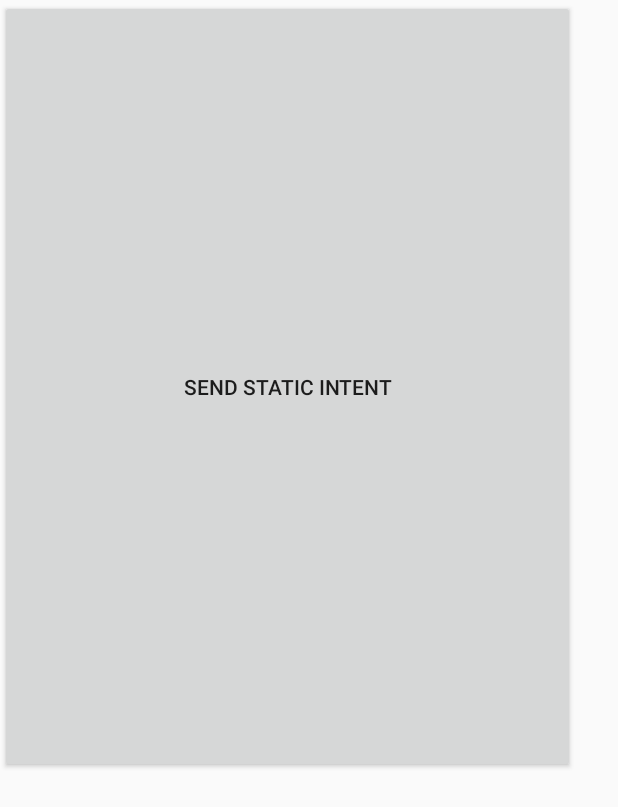
After one commit to whatDayIsToday/broadcast, an Android app: the layout fragment_blank.xml on its own in the app's theme, with its tools: preview values and no code run, on a phone screen of 412 x 824 dp. The commit adds this screen. Shown: the top 807 px of the screen. Run offline under Robolectric (Android 15) with nearby library versions, the phone set to English and light mode, and no system bars.

Commit message:
Uj fragment layout létrehozása, és fragment osztály készítése

```diff
--- a/app/build.gradle
+++ b/app/build.gradle
@@ -22,6 +22,7 @@ dependencies {
     implementation fileTree(dir: 'libs', include: ['*.jar'])
     implementation 'com.android.support:appcompat-v7:28.0.0'
     implementation 'com.android.support.constraint:constraint-layout:1.1.3'
+    implementation 'com.android.support:support-v4:28.0.0'
     testImplementation 'junit:junit:4.12'
     androidTestImplementation 'com.android.support.test:runner:1.0.2'
     androidTestImplementation 'com.android.support.test.espresso:espresso-core:3.0.2'
--- a/app/src/main/AndroidManifest.xml
+++ b/app/src/main/AndroidManifest.xml
@@ -21,7 +21,7 @@
             android:enabled="true"
             android:exported="true">
             <intent-filter>
-                <action android:name="com.example.bukodavi.myapplication"></action>
+                <action android:name="com.example.bukodavi.staticEvent"></action>
             </intent-filter>
         </receiver>
     </application>
--- a/app/src/main/java/com/example/bukodavi/myapplication/BcReceiver.java
+++ b/app/src/main/java/com/example/bukodavi/myapplication/BcReceiver.java
@@ -12,10 +12,9 @@ public class BcReceiver extends BroadcastReceiver {
     public void onReceive(Context context, Intent intent) {
 
             /*Broadcast elkapása, és értesítés */
-        Bundle bundle = intent.getExtras();
 
-        Toast.makeText(context,"Új levél érkezett ", Toast.LENGTH_LONG).show();
 
+       // Toast.makeText(context,"Új levél érkezett ", Toast.LENGTH_LONG).show();
 
 
     }
--- /dev/null
+++ b/app/src/main/res/layout/fragment_blank.xml
@@ -0,0 +1,15 @@
+<?xml version="1.0" encoding="utf-8"?>
+<FrameLayout xmlns:android="http://schemas.android.com/apk/res/android"
+    xmlns:tools="http://schemas.android.com/tools"
+    android:layout_width="match_parent"
+    android:layout_height="match_parent"
+    tools:context=".BlankFragment">
+
+    <!-- TODO: Update blank fragment layout -->
+
+    <Button
+        android:id="@+id/staticBtn"
+        android:layout_width="383dp"
+        android:layout_height="515dp"
+        android:text="Send Static intent" />
+</FrameLayout>
--- a/app/src/main/res/values/strings.xml
+++ b/app/src/main/res/values/strings.xml
@@ -1,3 +1,6 @@
 <resources>
     <string name="app_name">My Application</string>
+
+    <!-- TODO: Remove or change this placeholder text -->
+    <string name="hello_blank_fragment">Hello blank fragment</string>
 </resources>
```
Also changed, not shown: app/src/main/java/com/example/bukodavi/myapplication/BlankFragment.java (added, +38 -0 lines), app/src/main/java/com/example/bukodavi/myapplication/MainActivity.java (+26 -0 lines).
